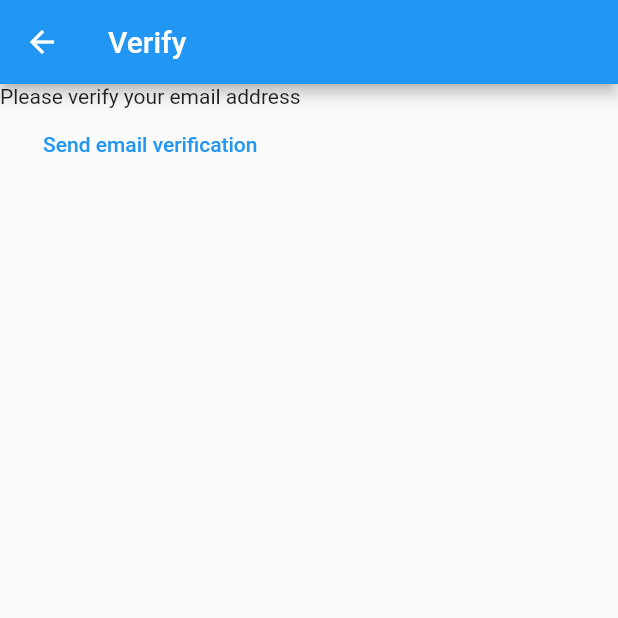
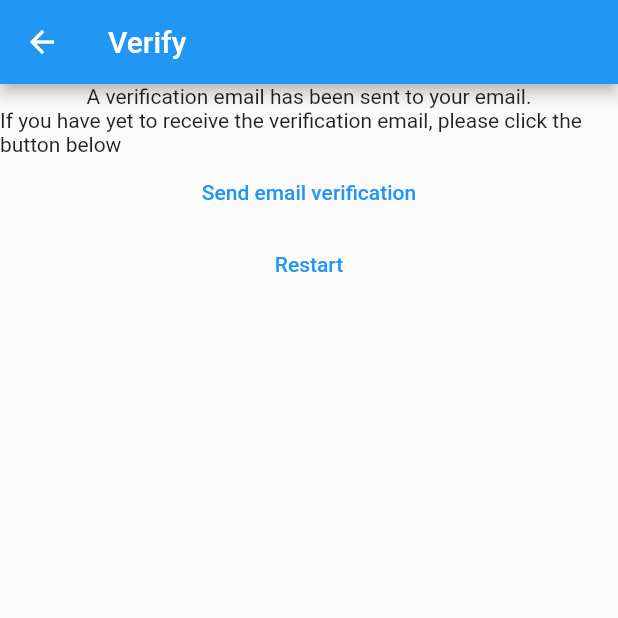
Before and after one commit to ilagon/mynotes-flutter-tutorial, a Flutter app: the VerifyEmailView screen opened directly, on a phone screen of 412 x 824 dp, the top half of it. Run offline on Flutter 3.47's test engine with Material 2 defaults, Android fonts, the phone set to English and light mode, and no system bars; our stand-ins replace firebase_auth, firebase_core; accounts and stored records are empty.

Commit message:
Implement automatic sending of email verification after registration

```diff
--- a/lib/constants/routes.dart
+++ b/lib/constants/routes.dart
@@ -1,3 +1,4 @@
 const loginRoute = '/login/';
 const registerRoute = '/register/';
 const notesRoute = '/notes/';
+const verifyEmail = '/verify-email/';
--- a/lib/main.dart
+++ b/lib/main.dart
@@ -21,6 +21,7 @@ void main() {
         loginRoute: (context) => const LoginView(),
         registerRoute: (context) => const RegisterView(),
         notesRoute: (context) => const NotesView(),
+        verifyEmail: (context) => const VerifyEmailView(),
       },
     ),
   );
--- a/lib/views/verify_view.dart
+++ b/lib/views/verify_view.dart
@@ -1,5 +1,6 @@
 import 'package:firebase_auth/firebase_auth.dart';
 import 'package:flutter/material.dart';
+import 'package:mynotes/constants/routes.dart';
 
 class VerifyEmailView extends StatefulWidget {
   const VerifyEmailView({Key? key}) : super(key: key);
@@ -17,13 +18,23 @@ class _VerifyEmailViewState extends State<VerifyEmailView> {
       ),
       body: Column(
         children: [
-          const Text("Please verify your email address"),
+          const Text("A verification email has been sent to your email."),
+          const Text(
+              "If you have yet to receive the verification email, please click the button below"),
           TextButton(
             onPressed: () async {
               final user = FirebaseAuth.instance.currentUser;
               await user?.sendEmailVerification();
             },
             child: const Text("Send email verification"),
+          ),
+          TextButton(
+            onPressed: () async {
+              await FirebaseAuth.instance.signOut();
+              Navigator.of(context)
+                  .pushNamedAndRemoveUntil(registerRoute, (route) => false);
+            },
+            child: const Text("Restart"),
           )
         ],
       ),
```
Also changed, not shown: lib/views/register_view.dart (+7 -4 lines).
